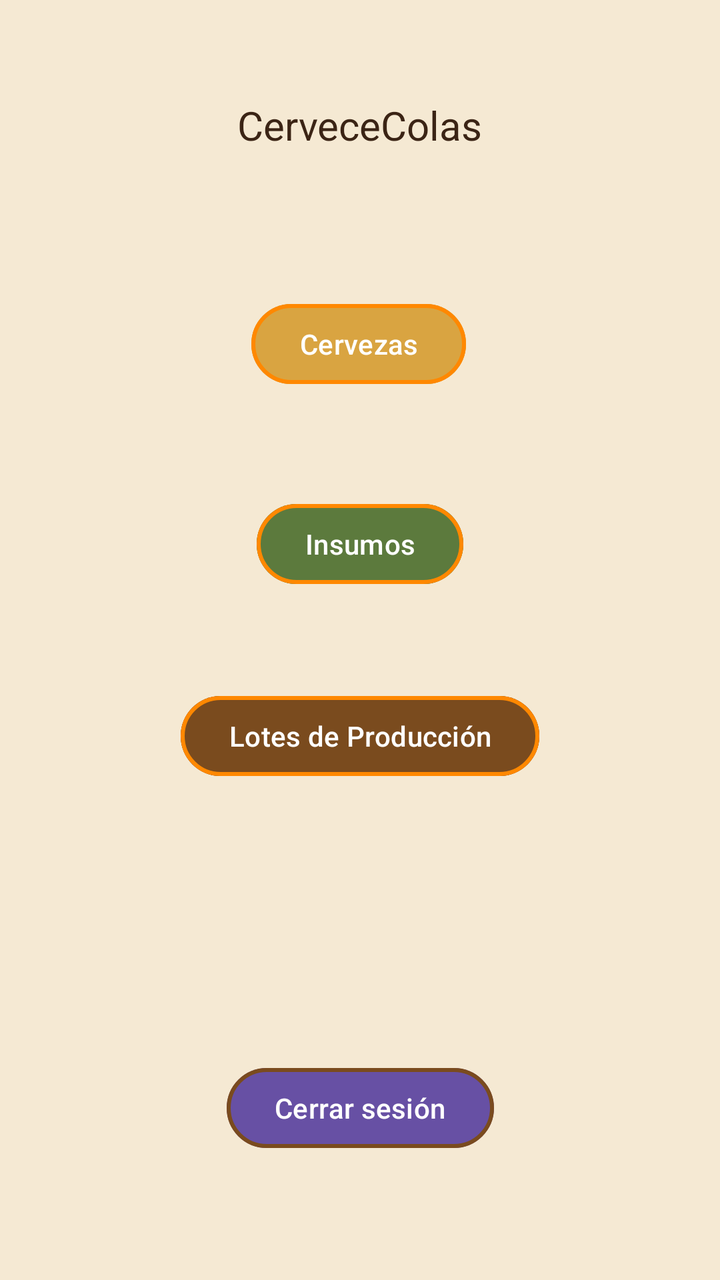
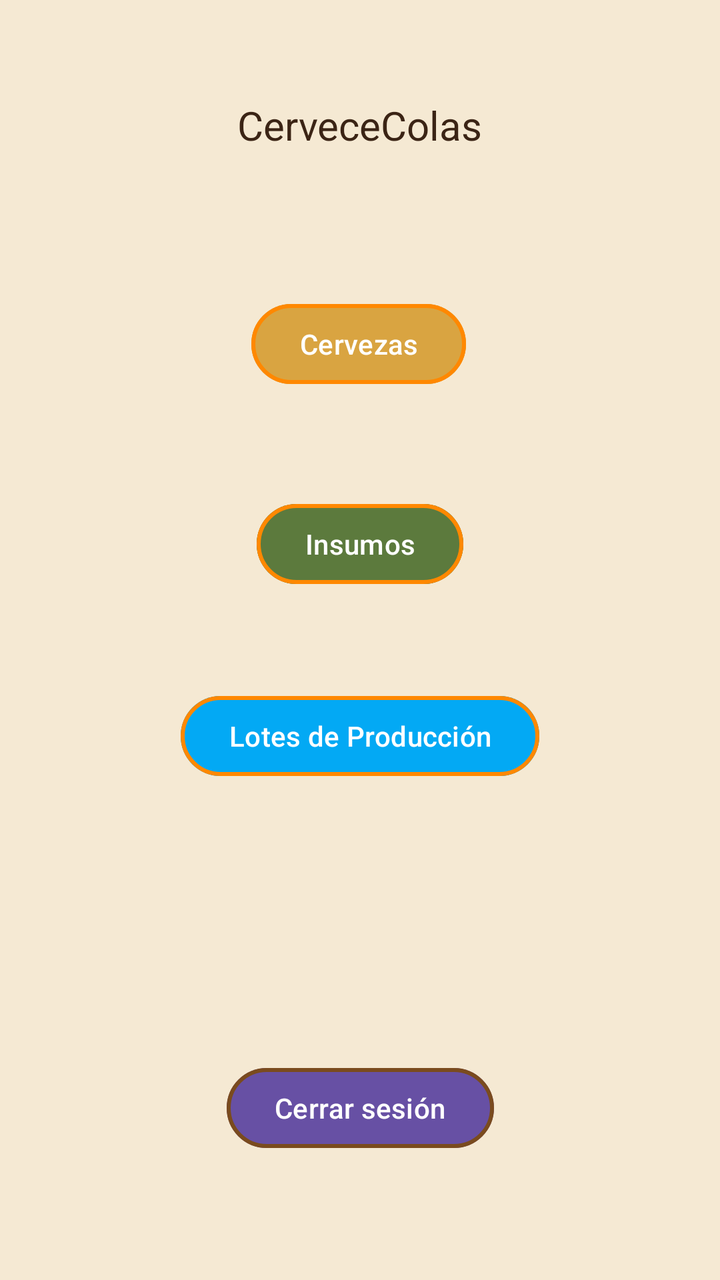

Compare the two renders of this Android layout. The source of the first and the diff that turns it into the second are given below.
<!-- AndroidManifest.xml: application theme Theme.CerveceriaB -->
<!-- res/layout/activity_menu.xml -->
<?xml version="1.0" encoding="utf-8"?>
<androidx.constraintlayout.widget.ConstraintLayout xmlns:android="http://schemas.android.com/apk/res/android"
    xmlns:app="http://schemas.android.com/apk/res-auto"
    xmlns:tools="http://schemas.android.com/tools"
    android:id="@+id/layoutCerveza"
    android:layout_width="match_parent"
    android:layout_height="match_parent"
    android:background="@color/fondo_crema"
    tools:context=".MenuActivity">

    <Button
        android:id="@+id/btnLotes"
        android:layout_width="wrap_content"
        android:layout_height="wrap_content"
        android:layout_marginTop="48dp"
        android:backgroundTint="@color/tostado_oscuro"
        android:text="Lotes de Producción"
        android:textColor="@color/white"
        app:cornerRadius="40dp"
        app:layout_constraintEnd_toEndOf="parent"
        app:layout_constraintStart_toStartOf="parent"
        app:layout_constraintTop_toBottomOf="@+id/btnInsumos"
        app:strokeColor="@android:color/holo_orange_dark"
        app:strokeWidth="2dp" />

    <Button
        android:id="@+id/btnInsumos"
        android:layout_width="wrap_content"
        android:layout_height="wrap_content"
        android:layout_marginTop="52dp"
        android:backgroundTint="@color/verde"
        android:text="Insumos"
        android:textColor="@color/white"
        app:cornerRadius="40dp"
        app:layout_constraintEnd_toEndOf="parent"
        app:layout_constraintStart_toStartOf="parent"
        app:layout_constraintTop_toBottomOf="@+id/btnCervezas"
        app:strokeColor="@android:color/holo_orange_dark"
        app:strokeWidth="2dp" />

    <TextView
        android:id="@+id/tvBienvenida"
        android:layout_width="wrap_content"
        android:layout_height="wrap_content"
        android:layout_marginTop="49dp"
        android:text="CerveceColas"
        android:textColor="@color/texto_cafe"
        android:textSize="20sp"
        app:layout_constraintEnd_toEndOf="parent"
        app:layout_constraintStart_toStartOf="parent"
        app:layout_constraintTop_toTopOf="parent" />

    <Button
        android:id="@+id/btnCerrarSesion"
        android:layout_width="wrap_content"
        android:layout_height="wrap_content"
        android:layout_marginTop="136dp"
        android:text="Cerrar sesión"
        app:layout_constraintBottom_toBottomOf="parent"
        app:layout_constraintEnd_toEndOf="parent"
        app:layout_constraintStart_toStartOf="parent"
        app:layout_constraintTop_toBottomOf="@+id/btnLotes"
        app:layout_constraintVertical_bias="0.031"
        app:strokeColor="@color/tostado_oscuro"
        app:strokeWidth="2dp" />

    <Button
        android:id="@+id/btnCervezas"
        android:layout_width="wrap_content"
        android:layout_height="wrap_content"
        android:layout_marginTop="72dp"
        android:layout_marginEnd="8dp"
        android:backgroundTint="@color/dorado_cerveza"
        android:text="Cervezas"
        app:cornerRadius="40dp"
        app:layout_constraintEnd_toEndOf="parent"
        app:layout_constraintHorizontal_bias="0.513"
        app:layout_constraintStart_toStartOf="parent"
        app:layout_constraintTop_toBottomOf="@+id/tvBienvenida"
        app:strokeColor="@android:color/holo_orange_dark"
        app:strokeWidth="2dp" />

</androidx.constraintlayout.widget.ConstraintLayout>
<!-- resources referenced by this layout -->
<resources>
  <color name="dorado_cerveza">#D9A441</color>
  <color name="fondo_crema">#F5E9D3</color>
  <color name="texto_cafe">#3B2415</color>
  <color name="tostado_oscuro">#7A4B1E</color>
  <color name="verde">#5C7A3D</color>
  <color name="white">#FFFFFFFF</color>
  <style name="Theme.CerveceriaB" parent="Base.Theme.CerveceriaB" />
  <style name="Base.Theme.CerveceriaB" parent="Theme.Material3.DayNight.NoActionBar">
          
          
          <item name="android:editTextColor">@android:color/black</item>
          <item name="android:textColorPrimary">@android:color/black</item>
          <item name="android:textColorHint">#666666</item>
      </style>
</resources>

<!-- the commit's change to res/layout/activity_menu.xml (unified diff, before → after) -->
@@ -13,7 +13,7 @@
         android:layout_width="wrap_content"
         android:layout_height="wrap_content"
         android:layout_marginTop="48dp"
-        android:backgroundTint="@color/tostado_oscuro"
+        android:backgroundTint="#03A9F4"
         android:text="Lotes de Producción"
         android:textColor="@color/white"
         app:cornerRadius="40dp"
